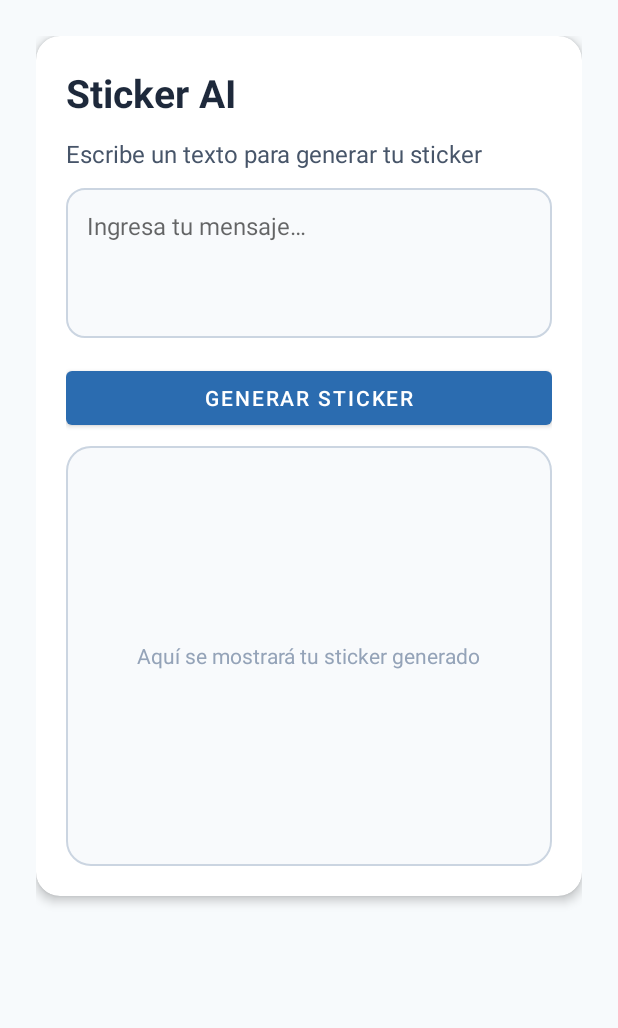
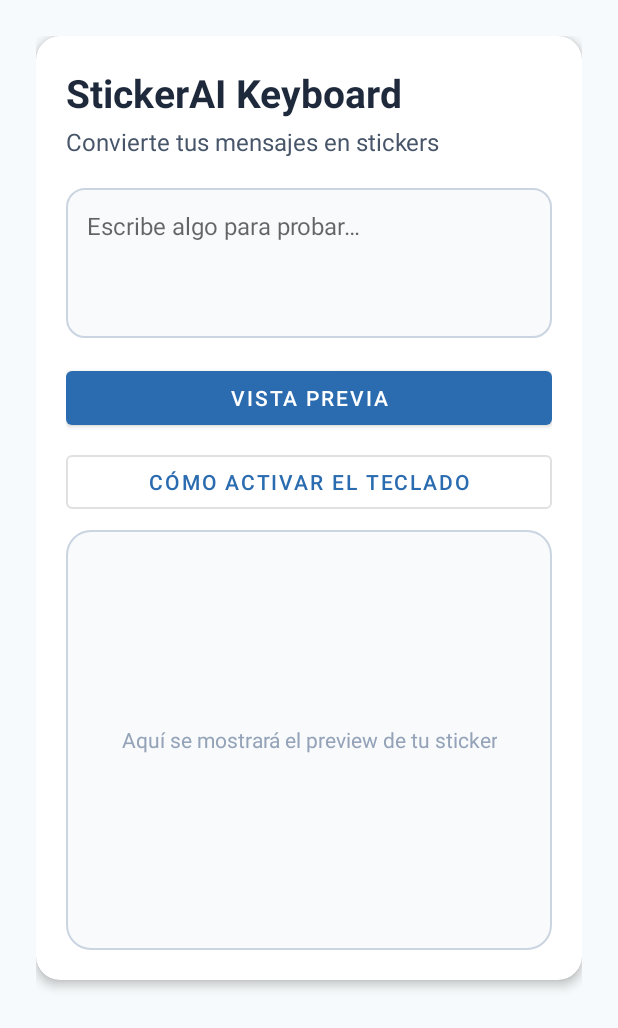
Before and after one commit to cpschk/sticker-ai, an Android app: the screen it shows after launch (MainActivity), on a phone screen of 412 x 824 dp. Shown: the top 1028 px of the screen. Run offline under Robolectric (Android 15) with nearby library versions, the light colour scheme and no system bars.

Commit message:
nueva versio de aplicacion de onboardig

```diff
--- a/mobile-kotlin/app/src/main/java/com/stickerai/mobile/MainActivity.kt
+++ b/mobile-kotlin/app/src/main/java/com/stickerai/mobile/MainActivity.kt
@@ -2,8 +2,6 @@ package com.stickerai.mobile
 
 import android.os.Bundle
 import android.view.View
-import android.widget.LinearLayout
-import android.widget.TextView
 import androidx.activity.viewModels
 import androidx.appcompat.app.AlertDialog
 import androidx.appcompat.app.AppCompatActivity
@@ -33,6 +31,14 @@ class MainActivity : AppCompatActivity() {
             viewModel.generateSticker(text)
         }
 
+        binding.btnKeyboardSetup.setOnClickListener {
+            AlertDialog.Builder(this)
+                .setTitle("Cómo activar el teclado")
+                .setMessage(getString(R.string.keyboard_instructions))
+                .setPositiveButton("Entendido", null)
+                .show()
+        }
+
         lifecycleScope.launch {
             viewModel.uiState.collect { state -> render(state) }
         }
@@ -42,7 +48,7 @@ class MainActivity : AppCompatActivity() {
         // Loading
         binding.progressBar.visibility = if (state.loading) View.VISIBLE else View.GONE
         binding.btnGenerate.isEnabled = !state.loading
-        binding.btnGenerate.text = if (state.loading) "Generando..." else "Generar sticker"
+        binding.btnGenerate.text = if (state.loading) "Generando..." else getString(R.string.btn_generate)
         binding.editText.isEnabled = !state.loading
 
         // Error
@@ -62,21 +68,7 @@ class MainActivity : AppCompatActivity() {
             binding.sectionEmotion.visibility = View.GONE
         }
 
-        // Suggestions
-        if (state.suggestions.isNotEmpty()) {
-            binding.sectionSuggestions.visibility = View.VISIBLE
-            binding.containerSuggestions.removeAllViews()
-            state.suggestions.forEach { suggestion ->
-                val item = layoutInflater.inflate(R.layout.item_suggestion, binding.containerSuggestions, false)
-                item.findViewById<TextView>(R.id.textSuggestionName).text = suggestion.name
-                item.findViewById<TextView>(R.id.textSuggestionDesc).text = suggestion.description
-                binding.containerSuggestions.addView(item)
-            }
-        } else {
-            binding.sectionSuggestions.visibility = View.GONE
-        }
-
-        // Image
+        // Sticker image
         if (state.imageBitmap != null) {
             binding.imagePlaceholder.visibility = View.GONE
             binding.imageSticker.visibility = View.VISIBLE
--- a/mobile-kotlin/app/src/main/res/layout/activity_main.xml
+++ b/mobile-kotlin/app/src/main/res/layout/activity_main.xml
@@ -35,16 +35,16 @@
                     android:textSize="26sp"
                     android:textStyle="bold"
                     android:textColor="@color/text_primary"
-                    android:layout_marginBottom="12dp" />
+                    android:layout_marginBottom="4dp" />
 
-                <!-- Label -->
+                <!-- Subtitle -->
                 <TextView
                     android:layout_width="wrap_content"
                     android:layout_height="wrap_content"
-                    android:text="@string/input_label"
+                    android:text="@string/app_subtitle"
                     android:textSize="16sp"
                     android:textColor="@color/text_secondary"
-                    android:layout_marginBottom="12dp" />
+                    android:layout_marginBottom="20dp" />
 
                 <!-- Text input -->
                 <EditText
@@ -60,7 +60,7 @@
                     android:textSize="16sp"
                     android:textColor="@color/text_primary" />
 
-                <!-- Button -->
+                <!-- Preview button -->
                 <Button
                     android:id="@+id/btnGenerate"
                     android:layout_width="match_parent"
@@ -68,6 +68,15 @@
                     android:text="@string/btn_generate"
                     android:layout_marginTop="16dp"
                     android:layout_marginBottom="8dp" />
+
+                <!-- Keyboard setup button -->
+                <Button
+                    android:id="@+id/btnKeyboardSetup"
+                    android:layout_width="match_parent"
+                    android:layout_height="wrap_content"
+                    android:text="@string/btn_keyboard_setup"
+                    android:layout_marginBottom="8dp"
+                    style="@style/Widget.MaterialComponents.Button.OutlinedButton" />
 
                 <!-- Progress -->
                 <ProgressBar
@@ -104,31 +113,6 @@
                         android:textColor="@color/emotion_color" />
                 </LinearLayout>
 
-                <!-- Suggestions section -->
-                <LinearLayout
-                    android:id="@+id/sectionSuggestions"
-                    android:layout_width="match_parent"
-                    android:layout_height="wrap_content"
-                    android:orientation="vertical"
-                    android:layout_marginBottom="20dp"
-                    android:visibility="gone">
-
-                    <TextView
-                        android:layout_width="wrap_content"
-                        android:layout_height="wrap_content"
-                        android:text="@string/label_suggestions"
-                        android:textSize="18sp"
-                        android:textStyle="bold"
-                        android:textColor="@color/text_primary"
-                        android:layout_marginBottom="6dp" />
-
-                    <LinearLayout
-                        android:id="@+id/containerSuggestions"
-                        android:layout_width="match_parent"
-                        android:layout_height="wrap_content"
-                        android:orientation="vertical" />
-                </LinearLayout>
-
                 <!-- Sticker image -->
                 <ImageView
                     android:id="@+id/imageSticker"
--- a/mobile-kotlin/app/src/main/res/values/strings.xml
+++ b/mobile-kotlin/app/src/main/res/values/strings.xml
@@ -1,11 +1,12 @@
 <?xml version="1.0" encoding="utf-8"?>
 <resources>
-    <string name="app_name">Sticker AI</string>
-    <string name="app_title">Sticker AI</string>
-    <string name="input_label">Escribe un texto para generar tu sticker</string>
-    <string name="input_hint">Ingresa tu mensaje…</string>
-    <string name="btn_generate">Generar sticker</string>
+    <string name="app_name">StickerAI Keyboard</string>
+    <string name="app_title">StickerAI Keyboard</string>
+    <string name="app_subtitle">Convierte tus mensajes en stickers</string>
+    <string name="input_hint">Escribe algo para probar…</string>
+    <string name="btn_generate">Vista previa</string>
+    <string name="btn_keyboard_setup">Cómo activar el teclado</string>
+    <string name="keyboard_instructions">1. Ve a Ajustes > Administrar teclados\n2. Activa StickerAI Keyboard\n3. Selecciónalo al escribir en cualquier app</string>
     <string name="label_emotion">Emoción detectada</string>
-    <string name="label_suggestions">Sugerencias</string>
-    <string name="placeholder_text">Aquí se mostrará tu sticker generado</string>
+    <string name="placeholder_text">Aquí se mostrará el preview de tu sticker</string>
 </resources>
```
Also changed, not shown: 1 other file.
